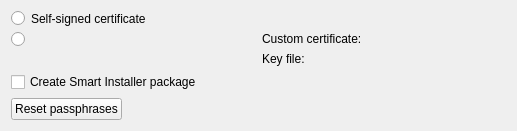
Before: the Qt Designer form src/plugins/qt4projectmanager/qt-s60/s60createpackagestep.ui in qt-creator/qt-creator, drawn with Qt 5.
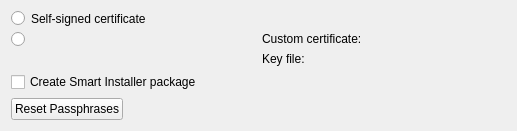
After: the same form once the commit is applied. Custom widgets are drawn as their Qt base class.

Patch:
```diff
--- a/src/plugins/qt4projectmanager/qt-s60/s60createpackagestep.ui
+++ b/src/plugins/qt4projectmanager/qt-s60/s60createpackagestep.ui
@@ -98,7 +98,7 @@
         <string>Resets saved passphrases for all used keys</string>
        </property>
        <property name="text">
-        <string>Reset passphrases</string>
+        <string>Reset Passphrases</string>
        </property>
       </widget>
      </item>
```
